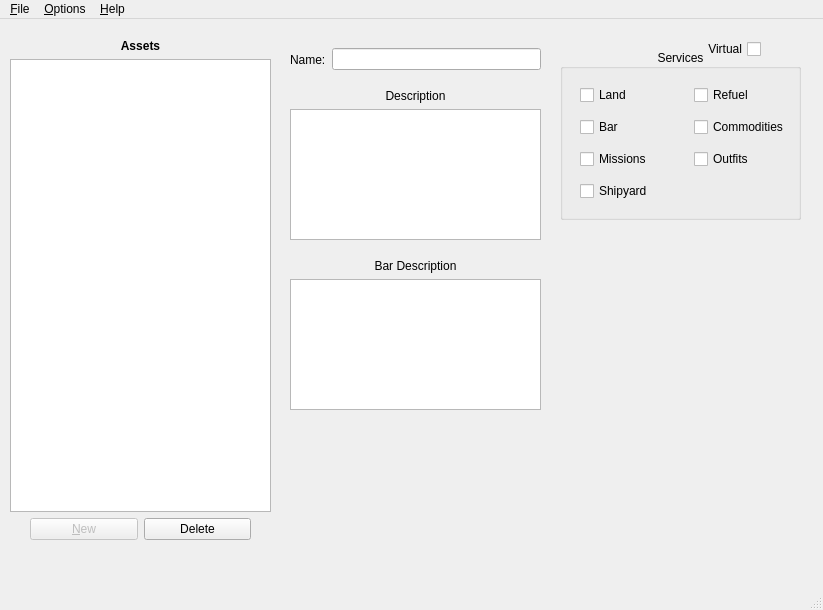
This is src/asset.ui in Cypher3c/pyTHANE as Qt 5 draws it before an edit. The edited form follows.
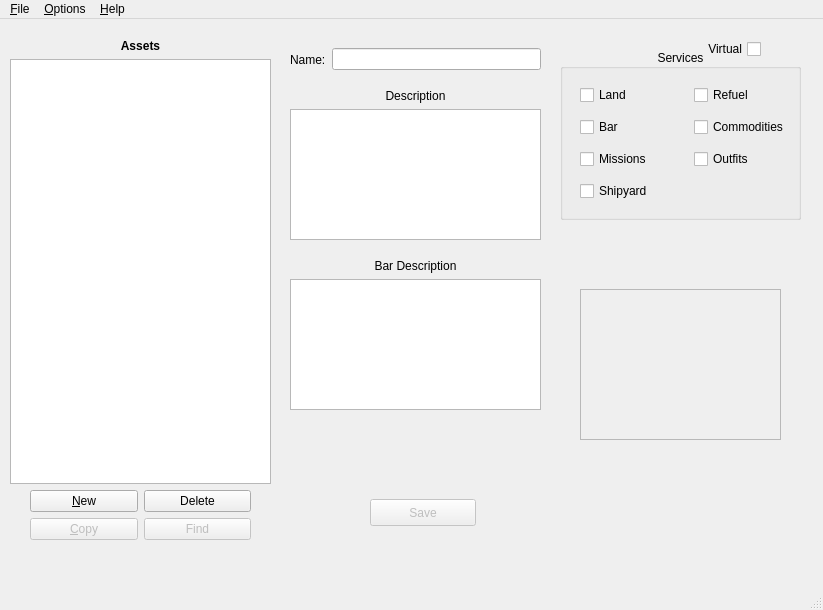
This is the edited form.

Commit message: Can load and save asset xml files. Can now edit description, bar description, name, and services.

```diff
--- a/src/asset.ui
+++ b/src/asset.ui
@@ -58,7 +58,7 @@
        <item>
         <widget class="QPushButton" name="newButton">
          <property name="enabled">
-          <bool>false</bool>
+          <bool>true</bool>
          </property>
          <property name="toolTip">
           <string>TODO</string>
@@ -83,6 +83,42 @@
        </item>
       </layout>
      </item>
+     <item>
+      <layout class="QHBoxLayout" name="horizontalLayout_4">
+       <property name="leftMargin">
+        <number>20</number>
+       </property>
+       <property name="rightMargin">
+        <number>20</number>
+       </property>
+       <item>
+        <widget class="QPushButton" name="copyButton">
+         <property name="enabled">
+          <bool>false</bool>
+         </property>
+         <property name="toolTip">
+          <string>TODO</string>
+         </property>
+         <property name="text">
+          <string>&amp;Copy</string>
+         </property>
+         <property name="checkable">
+          <bool>false</bool>
+         </property>
+        </widget>
+       </item>
+       <item>
+        <widget class="QPushButton" name="findButton">
+         <property name="enabled">
+          <bool>false</bool>
+         </property>
+         <property name="text">
+          <string>Find</string>
+         </property>
+        </widget>
+       </item>
+      </layout>
+     </item>
     </layout>
    </widget>
    <widget class="QWidget" name="horizontalLayoutWidget_2">
@@ -259,6 +295,38 @@
      </item>
     </layout>
    </widget>
+   <widget class="QPushButton" name="saveButton">
+    <property name="enabled">
+     <bool>false</bool>
+    </property>
+    <property name="geometry">
+     <rect>
+      <x>370</x>
+      <y>480</y>
+      <width>106</width>
+      <height>27</height>
+     </rect>
+    </property>
+    <property name="text">
+     <string>Save</string>
+    </property>
+   </widget>
+   <widget class="QFrame" name="frame">
+    <property name="geometry">
+     <rect>
+      <x>580</x>
+      <y>270</y>
+      <width>201</width>
+      <height>151</height>
+     </rect>
+    </property>
+    <property name="frameShape">
+     <enum>QFrame::StyledPanel</enum>
+    </property>
+    <property name="frameShadow">
+     <enum>QFrame::Raised</enum>
+    </property>
+   </widget>
   </widget>
   <widget class="QMenuBar" name="menubar">
    <property name="geometry">
```
Left out of the diff: 13 changed lines with no effect on the pictures. The commit also changes 6 other files.
